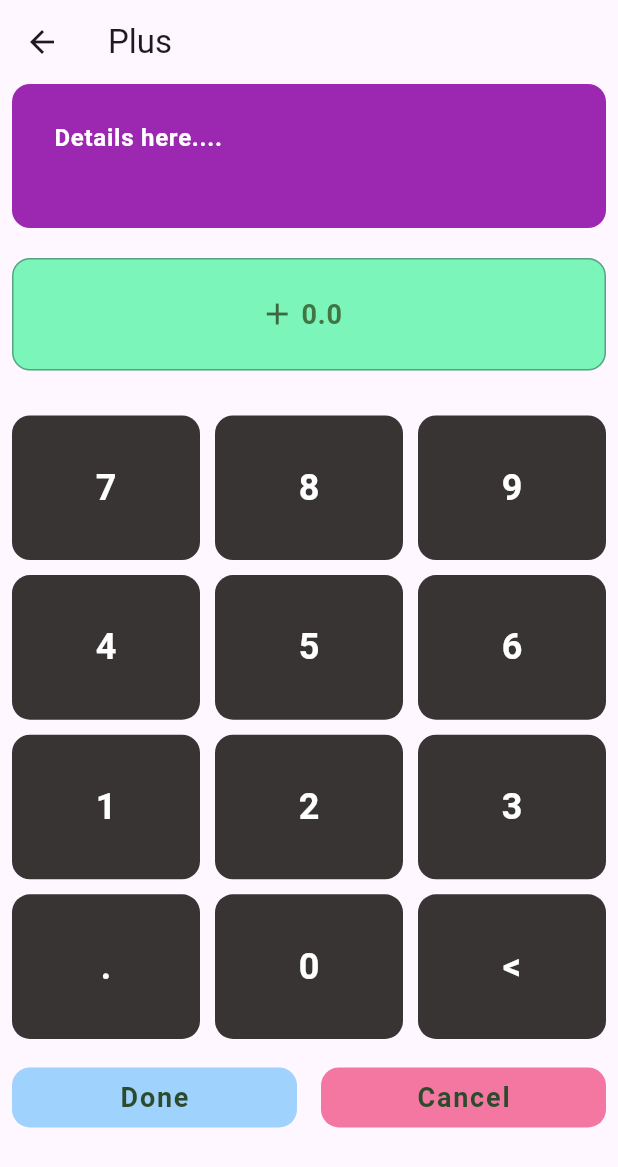
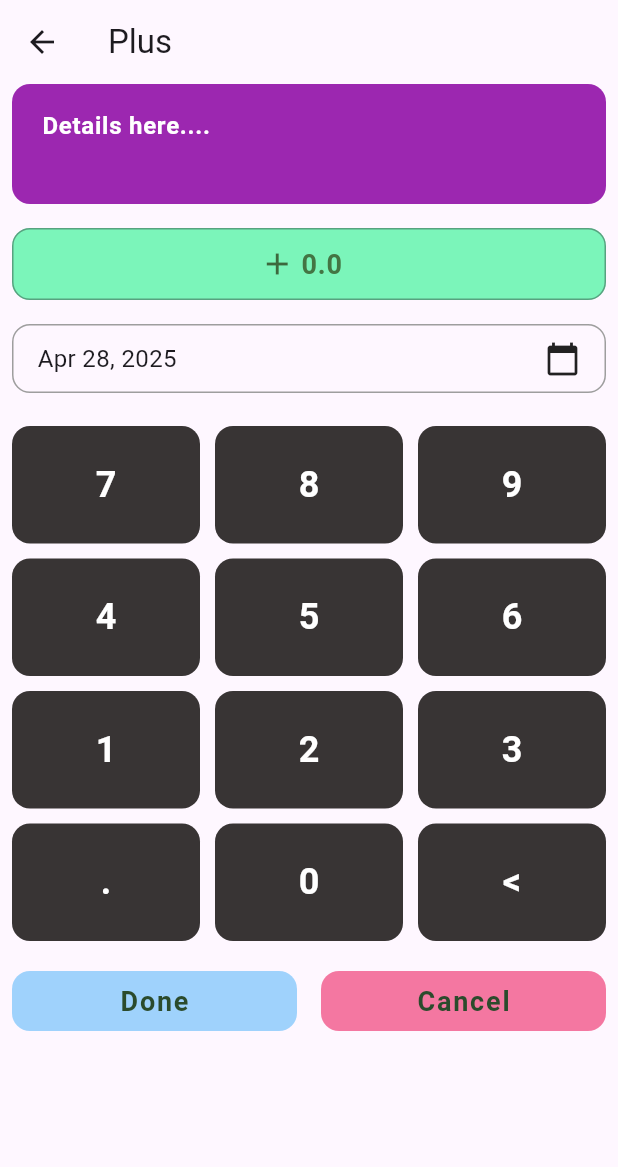
Before and after one commit to Fady-Esam/finance-app, a Flutter app: the HomeView screen opened by its route, after a tap on "Plus", on a phone screen of 412 x 824 dp. Shown: the top 1167 px of the screen. Run offline on Flutter 3.47's test engine with Material 3 defaults, Android fonts, the phone set to English and light mode, and no system bars; our stand-ins replace dartz, flutter_bloc, flutter_svg, hive, hive_flutter, shared_preferences and 1 more; accounts and stored records are empty.

Commit message:
add date picker widget

```diff
--- a/lib/features/home/presentation/manager/cubits/manage_finance_cubit/manage_finance_cubit.dart
+++ b/lib/features/home/presentation/manager/cubits/manage_finance_cubit/manage_finance_cubit.dart
@@ -16,7 +16,7 @@ class ManageFinanceCubit extends Cubit<ManageFinanceState> {
       (l) => emit(AddFinanceFailureState(failureMessage: l.technicalMessage)),
       (r) async {
         emit(AddFinanceSuccessState());
-        getFinancesByDay(item.dateTime); //! Now
+        getFinancesByDay(item.dateTime);
         //getAllFinances();
       },
     );
--- a/lib/features/home/presentation/views/widgets/custom_number_keyboard.dart
+++ b/lib/features/home/presentation/views/widgets/custom_number_keyboard.dart
@@ -22,7 +22,7 @@ class _CustomNumberKeyboardState extends State<CustomNumberKeyboard> {
     return '';
   }
 
-void handleKeyTap(String digit) {
+  void handleKeyTap(String digit) {
     String currentText = widget.amountController.text;
     if (digit == '<') {
       if (currentText.isNotEmpty) {
@@ -31,16 +31,16 @@ void handleKeyTap(String digit) {
     } else {
       if (digit == '.') {
         if (currentText.contains('.')) {
-          return; // Already has a dot, don't allow another one
+          return;
         }
         if (currentText.isEmpty) {
-          currentText = '0'; // Auto add '0' before dot if empty
+          currentText = '0';
         }
       } else {
         if (currentText.contains('.')) {
           int dotIndex = currentText.indexOf('.');
           if (currentText.length - dotIndex > 2) {
-            return; // Already has 2 digits after dot
+            return;
           }
         }
       }
@@ -62,7 +62,7 @@ void handleKeyTap(String digit) {
         crossAxisCount: 3,
         crossAxisSpacing: 10,
         mainAxisSpacing: 10,
-        childAspectRatio: 1.3,
+        childAspectRatio: 1.6,
       ),
       itemCount: 12,
       itemBuilder: (context, index) {
--- a/lib/features/home/presentation/views/widgets/custom_text_field.dart
+++ b/lib/features/home/presentation/views/widgets/custom_text_field.dart
@@ -67,10 +67,10 @@ class CustomTextField extends StatelessWidget {
         prefixIcon: prefixIcon,
         suffixIcon: suffixIcon,
         contentPadding: EdgeInsetsDirectional.only(
-          top: 24,
-          bottom: 24,
-          start: 24,
-          end: 16,
+          top: isAmount ? 8 : 16,
+          bottom: isAmount ? 8 : 16,
+          start: 16,
+          end: 8,
         ),
       ),
     );
--- /dev/null
+++ b/lib/features/home/presentation/views/widgets/date_picker_field.dart
@@ -0,0 +1,36 @@
+import 'package:flutter/material.dart';
+import 'package:intl/intl.dart';
+
+class DatePickerField extends StatelessWidget {
+  const DatePickerField({
+    super.key,
+    required this.onTap,
+    required this.selectedDate,
+  });
+  final void Function() onTap;
+  final DateTime selectedDate;
+
+  @override
+  Widget build(BuildContext context) {
+    return InkWell(
+      onTap: onTap,
+      child: Container(
+        padding: EdgeInsets.symmetric(vertical: 10, horizontal: 16),
+        decoration: BoxDecoration(
+          border: Border.all(color: Colors.grey),
+          borderRadius: BorderRadius.circular(12),
+        ),
+        child: Row(
+          mainAxisAlignment: MainAxisAlignment.spaceBetween,
+          children: [
+            Text(
+              DateFormat.yMMMd().format(selectedDate),
+              style: TextStyle(fontSize: 16),
+            ),
+            Icon(Icons.calendar_today),
+          ],
+        ),
+      ),
+    );
+  }
+}
--- a/lib/features/home/presentation/views/widgets/home_drawer.dart
+++ b/lib/features/home/presentation/views/widgets/home_drawer.dart
@@ -40,7 +40,7 @@ class HomeDrawer extends StatelessWidget {
                 onThemeChanged();
               },
             ),
-            onTap: () => onThemeChanged(),
+            onTap: onThemeChanged,
           ),
           ListTile(
             title: Text(S.of(context).all_activities),
@@ -50,20 +50,20 @@ class HomeDrawer extends StatelessWidget {
             },
           ),
           ListTile(
-            title: Text(S.of(context).closeDrawer), // Fetch localized string
+            title: Text(S.of(context).closeDrawer),
             onTap: () {
-              Navigator.of(context).pop(); // Close the drawer
+              Navigator.of(context).pop();
             },
-            trailing: const Icon(Icons.close), // Add a close icon
+            trailing: const Icon(Icons.close),
           ),
-          // Close App ListTile
+
           ListTile(
-            title: Text(S.of(context).closeApp), // Fetch localized string
+            title: Text(S.of(context).closeApp),
             onTap: () {
-              Navigator.of(context).pop(); // Close the drawer first
-              SystemNavigator.pop(); // Then close the app
+              Navigator.of(context).pop();
+              SystemNavigator.pop();
             },
-            trailing: const Icon(Icons.exit_to_app), // Add an exit icon
+            trailing: const Icon(Icons.exit_to_app),
           ),
         ],
       ),
--- a/lib/features/home/presentation/views/widgets/manage_transaction_body.dart
+++ b/lib/features/home/presentation/views/widgets/manage_transaction_body.dart
@@ -2,11 +2,12 @@ import 'package:flutter/material.dart';
 import '../../../data/enums/transaction_type_enum.dart';
 import '../../../data/models/finance_item_model.dart';
 import 'amount_field.dart';
+import 'date_picker_field.dart';
 import 'title_field.dart';
 import 'custom_number_keyboard.dart';
 import 'manage_transaction_row.dart';
 
-class ManageTransactionBody extends StatelessWidget {
+class ManageTransactionBody extends StatefulWidget {
   const ManageTransactionBody({
     super.key,
     required this.transactionTypeEnum,
@@ -21,31 +22,59 @@ class ManageTransactionBody extends StatelessWidget {
   final FinanceItemModel? financeItemModel;
 
   @override
+  State<ManageTransactionBody> createState() => _ManageTransactionBodyState();
+}
+
+class _ManageTransactionBodyState extends State<ManageTransactionBody> {
+  DateTime selectedDate = DateTime.now();
+  @override
   Widget build(BuildContext context) {
     return Padding(
       padding: const EdgeInsets.symmetric(horizontal: 8),
       child: SingleChildScrollView(
         child: Column(
           children: [
-            TitleField(titleController: titleController),
-            const SizedBox(height: 20),
+            TitleField(titleController: widget.titleController),
+            const SizedBox(height: 16),
             AmountField(
-              transactionTypeEnum: transactionTypeEnum,
-              amountController: amountController,
+              transactionTypeEnum: widget.transactionTypeEnum,
+              amountController: widget.amountController,
             ),
-            const SizedBox(height: 30),
+            const SizedBox(height: 16),
+            DatePickerField(
+              onTap: () async {
+                DateTime now = DateTime.now();
+                final pickedDate = await showDatePicker(
+                  context: context,
+                  initialDate: selectedDate,
+                  firstDate: now.subtract(Duration(days: 10)),
+                  lastDate: now.add(Duration(days: 2)),
+                  // lastDate: now,
+                );
+                if (pickedDate != null) {
+                  setState(() {
+                    selectedDate = pickedDate;
+                  });
+                }
+              },
+              selectedDate: selectedDate,
+            ),
+            const SizedBox(height: 22),
             Directionality(
               textDirection: TextDirection.ltr,
-              child: CustomNumberKeyboard(amountController: amountController),
+              child: CustomNumberKeyboard(
+                amountController: widget.amountController,
+              ),
             ),
-            const SizedBox(height: 15),
+            const SizedBox(height: 16),
             ManageTransactionRow(
-              transactionTypeEnum: transactionTypeEnum,
-              amountController: amountController,
-              titleController: titleController,
-              financeItemModel: financeItemModel,
+              transactionTypeEnum: widget.transactionTypeEnum,
+              amountController: widget.amountController,
+              titleController: widget.titleController,
+              financeItemModel: widget.financeItemModel,
+              dateTime: selectedDate,
             ),
-            const SizedBox(height: 20),
+            const SizedBox(height: 18),
           ],
         ),
       ),
--- a/lib/features/home/presentation/views/widgets/manage_transaction_row.dart
+++ b/lib/features/home/presentation/views/widgets/manage_transaction_row.dart
@@ -13,12 +13,14 @@ class ManageTransactionRow extends StatelessWidget {
     required this.amountController,
     required this.titleController,
     this.financeItemModel,
+    required this.dateTime,
   });
 
   final TransactionTypeEnum transactionTypeEnum;
   final TextEditingController amountController;
   final TextEditingController titleController;
   final FinanceItemModel? financeItemModel;
+  final DateTime dateTime;
 
   @override
   Widget build(BuildContext context) {
@@ -57,7 +59,7 @@ class ManageTransactionRow extends StatelessWidget {
                 FinanceItemModel(
                   title: titleController.text,
                   //! Here
-                  dateTime: DateTime.now(),
+                  dateTime: dateTime,
                   amount: amount,
                 ),
               );
```
